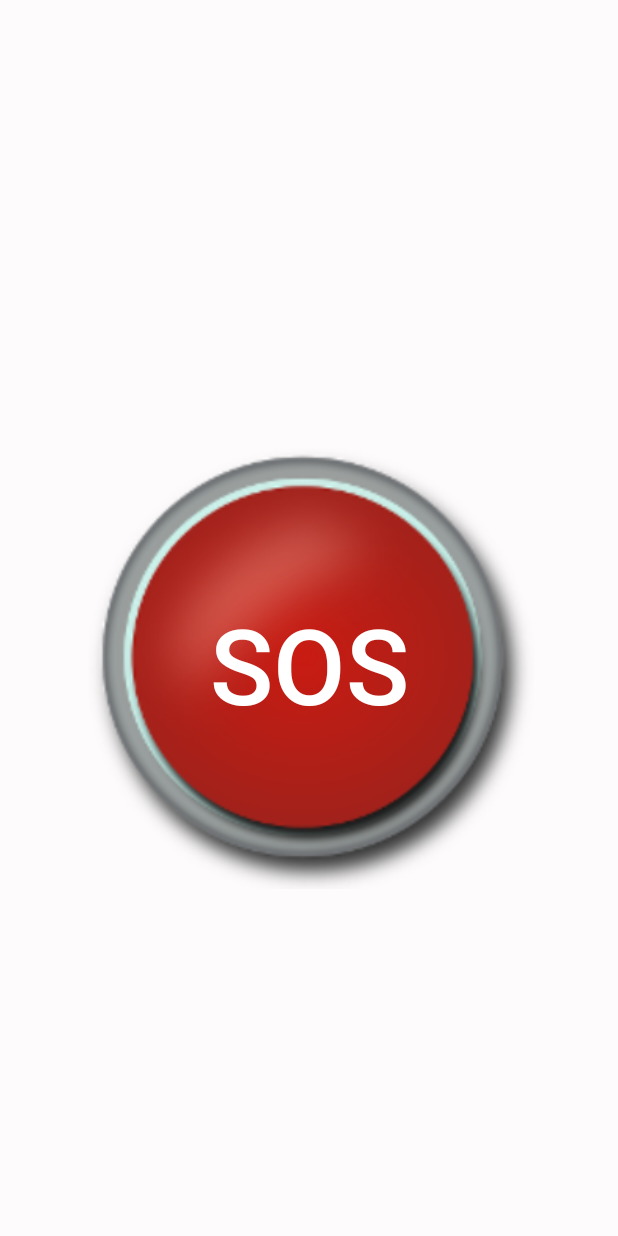
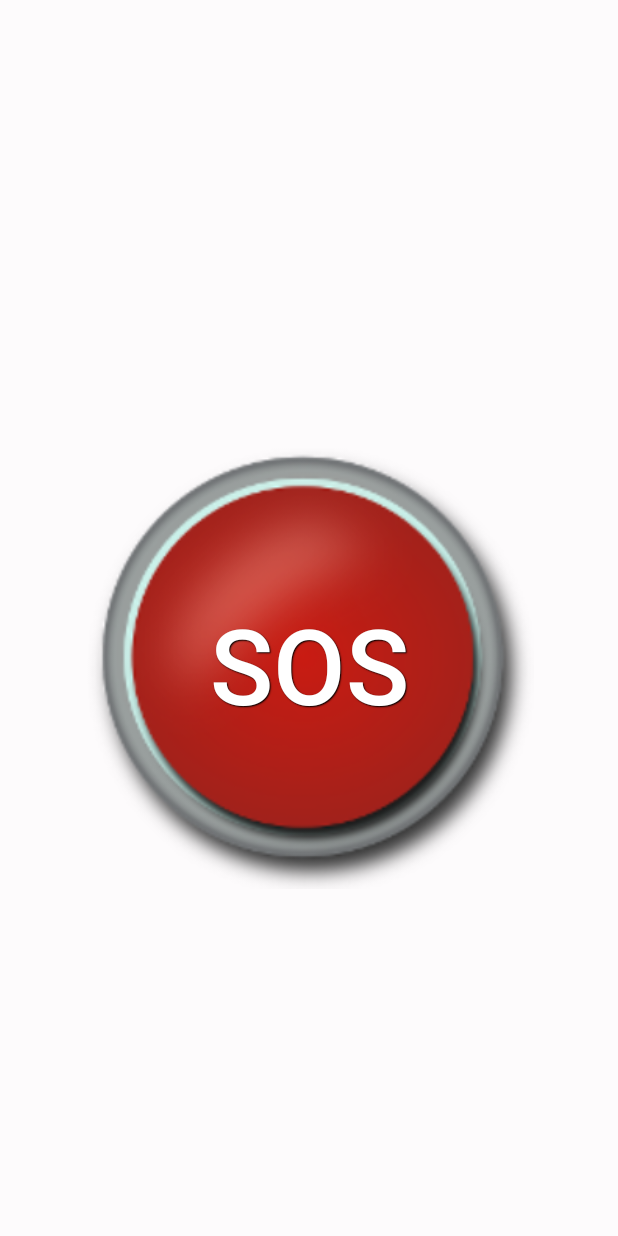
Before and after one commit to amazingProj/PanicButtonApplication, an Android app: the screen it shows after launch (MainActivity), on a phone screen of 412 x 824 dp. Run offline under Robolectric (Android 15) with nearby library versions, the phone set to English and light mode, and no system bars.

Commit message:
Button UI with documentation

```diff
--- a/app/src/main/AndroidManifest.xml
+++ b/app/src/main/AndroidManifest.xml
@@ -9,9 +9,11 @@
         android:roundIcon="@mipmap/ic_launcher_round"
         android:supportsRtl="true"
         android:theme="@style/Theme.CustomButton">
+        <!-- portrait screen view -->
         <activity
-            android:name=".ui.MainActivity"
-            android:exported="true">
+            android:name=".main.activity.MainActivity"
+            android:exported="true"
+            android:screenOrientation="portrait">
             <intent-filter>
                 <action android:name="android.intent.action.MAIN" />
                 <category android:name="android.intent.category.LAUNCHER" />
--- a/app/src/main/java/com/example/custombutton/ui/MainActivity.kt
+++ b/app/src/main/java/com/example/custombutton/main/activity/MainActivity.kt
@@ -1,27 +1,31 @@
-package com.example.custombutton.ui
+package com.example.custombutton.main.activity
 
 import androidx.appcompat.app.AppCompatActivity
-import android.widget.Button
-import android.media.AudioManager
 import android.media.MediaPlayer
-import android.media.SoundPool
 import android.os.Bundle
 import android.view.View
 import android.widget.Toast
 import com.example.custombutton.R
 
+
+/**
+ * class represents the main activity includes emergency button
+ */
 @Suppress("DEPRECATION")
 class MainActivity : AppCompatActivity() {
+
     private var media: MediaPlayer? = null
-    private val soundId = 1
+
+    /**
+     * creates ui of the screen which in activity_main
+     */
     override fun onCreate(savedInstanceState: Bundle?) {
         super.onCreate(savedInstanceState)
         setContentView(R.layout.activity_main)
-        val button: Button = findViewById(R.id.button)
-        media = MediaPlayer.create(this, R.raw.emergency_sound)
     }
 
     fun playSound(view: View) {
+        media = MediaPlayer.create(this, R.raw.emergency_sound)
         media?.start()
        Toast.makeText(applicationContext,"הפעלת את אזעקת המצוקה" ,Toast.LENGTH_SHORT).show()
     }
--- /dev/null
+++ b/app/src/main/java/com/example/custombutton/main/model/EventHandler.kt
@@ -0,0 +1,4 @@
+package com.example.custombutton.main.model
+
+class EventHandler {
+}
--- a/app/src/main/res/drawable-v24/ic_launcher_foreground.xml
+++ b/app/src/main/res/drawable-v24/ic_launcher_foreground.xml
@@ -1,3 +1,4 @@
+<!-- relate to icon -->
 <vector xmlns:android="http://schemas.android.com/apk/res/android"
     xmlns:aapt="http://schemas.android.com/aapt"
     android:width="108dp"
--- a/app/src/main/res/drawable/custom_button.xml
+++ b/app/src/main/res/drawable/custom_button.xml
@@ -1,4 +1,6 @@
 <?xml version="1.0" encoding="utf-8"?>
+<!-- when pressing the button it will appear like the button
+sinks like in the real world -->
 <selector xmlns:android="http://schemas.android.com/apk/res/android">
     <item
         android:state_pressed="true"
--- a/app/src/main/res/drawable/custom_emergency_button.xml
+++ b/app/src/main/res/drawable/custom_emergency_button.xml
@@ -1,4 +1,5 @@
 <?xml version="1.0" encoding="utf-8"?>
+<!-- make the shape of the button circle and red -->
 <shape xmlns:android="http://schemas.android.com/apk/res/android" android:shape="rectangle">
     <corners android:radius="9999dp"/>
     <solid android:color="@color/red"></solid>
--- a/app/src/main/res/layout/activity_main.xml
+++ b/app/src/main/res/layout/activity_main.xml
@@ -1,12 +1,13 @@
 <?xml version="1.0" encoding="utf-8"?>
+<!-- activity that firstly appear in the screen -->
 <androidx.constraintlayout.widget.ConstraintLayout xmlns:android="http://schemas.android.com/apk/res/android"
     xmlns:app="http://schemas.android.com/apk/res-auto"
     xmlns:tools="http://schemas.android.com/tools"
     android:layout_width="match_parent"
     android:layout_height="match_parent"
-    tools:context=".ui.MainActivity"
+    tools:context=".main.activity.MainActivity"
     android:background="@color/white_not_boring">
-
+<!-- button which represents the emergency button -->
     <Button
         android:id="@+id/button"
         android:layout_width="300dp"
@@ -22,7 +23,13 @@
         android:textColor="@color/white"
         android:textSize="70dp"
         android:background="@drawable/custom_button"
-        android:onClick="playSound"/>
+        android:onClick="playSound"
+        android:outlineSpotShadowColor="@color/black"
+        android:shadowColor="@color/black"
+        android:shadowDx="1"
+        android:shadowDy="1"
+        android:shadowRadius="0.6"
+        android:textColorHighlight="@color/black"/>
 
 
 </androidx.constraintlayout.widget.ConstraintLayout>
--- a/app/src/main/res/values-night/themes.xml
+++ b/app/src/main/res/values-night/themes.xml
@@ -1,6 +1,8 @@
+<!-- canceling the bar of items in the top of the screen such as notification icon
+and battery image -->
 <resources xmlns:tools="http://schemas.android.com/tools">
     <!-- Base application theme. -->
-    <style name="Theme.CustomButton" parent="Theme.MaterialComponents.DayNight.DarkActionBar">
+    <style name="Theme.CustomButton" parent="Theme.MaterialComponents.NoActionBar">
         <!-- Primary brand color. -->
         <item name="colorPrimary">@color/purple_200</item>
         <item name="colorPrimaryVariant">@color/purple_700</item>
@@ -10,7 +12,7 @@
         <item name="colorSecondaryVariant">@color/teal_200</item>
         <item name="colorOnSecondary">@color/black</item>
         <!-- Status bar color. -->
-        <item name="android:statusBarColor" tools:targetApi="l">?attr/colorPrimaryVariant</item>
+        <item name="android:statusBarColor" tools:targetApi="l">?attr/colorPrimary</item>
         <!-- Customize your theme here. -->
     </style>
 </resources>
--- a/app/src/main/res/values/colors.xml
+++ b/app/src/main/res/values/colors.xml
@@ -1,4 +1,5 @@
 <?xml version="1.0" encoding="utf-8"?>
+<!-- includes the colors' rgbs -->
 <resources>
     <color name="purple_200">#FFBB86FC</color>
     <color name="purple_500">#FF6200EE</color>
--- a/app/src/main/res/values/ic_launcher_background.xml
+++ b/app/src/main/res/values/ic_launcher_background.xml
@@ -1,4 +1,5 @@
 <?xml version="1.0" encoding="utf-8"?>
+<!-- customize the icon of the app in the device app manager -->
 <resources>
     <color name="ic_launcher_background">#3DDC84</color>
 </resources>
--- a/app/src/main/res/values/strings.xml
+++ b/app/src/main/res/values/strings.xml
@@ -1,3 +1,4 @@
+<!-- an xml file with constants string that can be modified here -->
 <resources>
     <string name="app_name">לחצן מצוקה</string>
     <string name="emergency">SOS</string>
--- a/app/src/main/res/values/themes.xml
+++ b/app/src/main/res/values/themes.xml
@@ -1,3 +1,4 @@
+<!-- canceling action bar in the top of the screen -->
 <resources xmlns:tools="http://schemas.android.com/tools">
     <!-- Base application theme. -->
     <style name="Theme.CustomButton" parent="Theme.AppCompat.Light.NoActionBar">
```
Also changed, not shown: app/src/main/java/com/example/custombutton/main/model/Observer.kt (added, +10 -0 lines).
